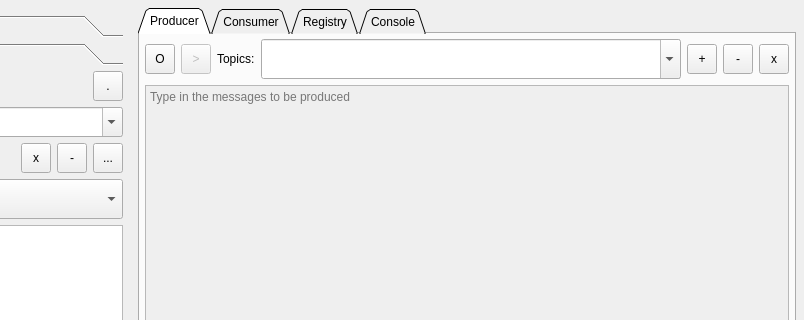
First picture: the form in src/app/kafman/src/main/resources/forms/main_qt_view.ui, repository yorevs/hspylib, before the edit; both pictures show x 220 to 1024 and y 0 to 320 of the 1024 by 700 pixel window.
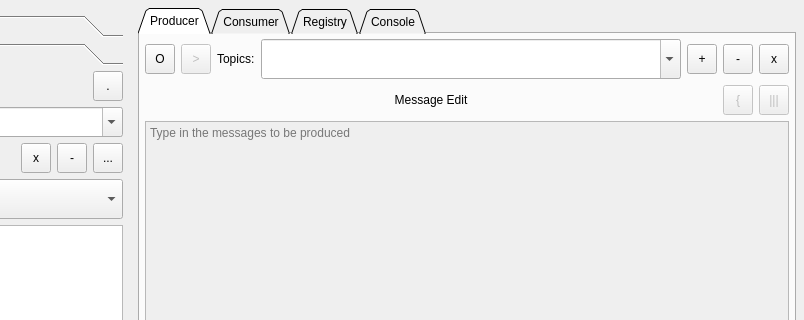
Second picture: the form after the edit. The open tabs and pages were chosen to show the change. Custom widgets are drawn as their Qt base class.

Commit message: Toggle between code and form is now possible

Patch:
```diff
--- a/src/app/kafman/src/main/resources/forms/main_qt_view.ui
+++ b/src/app/kafman/src/main/resources/forms/main_qt_view.ui
@@ -1035,6 +1035,94 @@
                <property name="bottomMargin">
                 <number>0</number>
                </property>
+               <item>
+                <layout class="QGridLayout" name="gridLayout_12">
+                 <item row="0" column="2">
+                  <widget class="QToolButton" name="tbtn_form_view">
+                   <property name="enabled">
+                    <bool>false</bool>
+                   </property>
+                   <property name="minimumSize">
+                    <size>
+                     <width>30</width>
+                     <height>30</height>
+                    </size>
+                   </property>
+                   <property name="maximumSize">
+                    <size>
+                     <width>30</width>
+                     <height>30</height>
+                    </size>
+                   </property>
+                   <property name="text">
+                    <string>|||</string>
+                   </property>
+                   <property name="iconSize">
+                    <size>
+                     <width>24</width>
+                     <height>24</height>
+                    </size>
+                   </property>
+                  </widget>
+                 </item>
+                 <item row="0" column="0">
+                  <widget class="QLabel" name="label_11">
+                   <property name="sizePolicy">
+                    <sizepolicy hsizetype="Preferred" vsizetype="Fixed">
+                     <horstretch>0</horstretch>
+                     <verstretch>0</verstretch>
+                    </sizepolicy>
+                   </property>
+                   <property name="minimumSize">
+                    <size>
+                     <width>0</width>
+                     <height>30</height>
+                    </size>
+                   </property>
+                   <property name="maximumSize">
+                    <size>
+                     <width>16777215</width>
+                     <height>30</height>
+                    </size>
+                   </property>
+                   <property name="text">
+                    <string>Message Edit</string>
+                   </property>
+                   <property name="alignment">
+                    <set>Qt::AlignCenter</set>
+                   </property>
+                  </widget>
+                 </item>
+                 <item row="0" column="1">
+                  <widget class="QToolButton" name="tbtn_format_msg">
+                   <property name="enabled">
+                    <bool>false</bool>
+                   </property>
+                   <property name="minimumSize">
+                    <size>
+                     <width>30</width>
+                     <height>30</height>
+                    </size>
+                   </property>
+                   <property name="maximumSize">
+                    <size>
+                     <width>30</width>
+                     <height>30</height>
+                    </size>
+                   </property>
+                   <property name="text">
+                    <string>{</string>
+                   </property>
+                   <property name="iconSize">
+                    <size>
+                     <width>24</width>
+                     <height>24</height>
+                    </size>
+                   </property>
+                  </widget>
+                 </item>
+                </layout>
+               </item>
                <item>
                 <widget class="HConsole" name="txt_producer">
                  <property name="enabled">
```
Left out of the diff: 35 changed lines with no effect on the pictures. Lines whose indentation alone changed are shown as unchanged. The commit also changes 6 other files.
